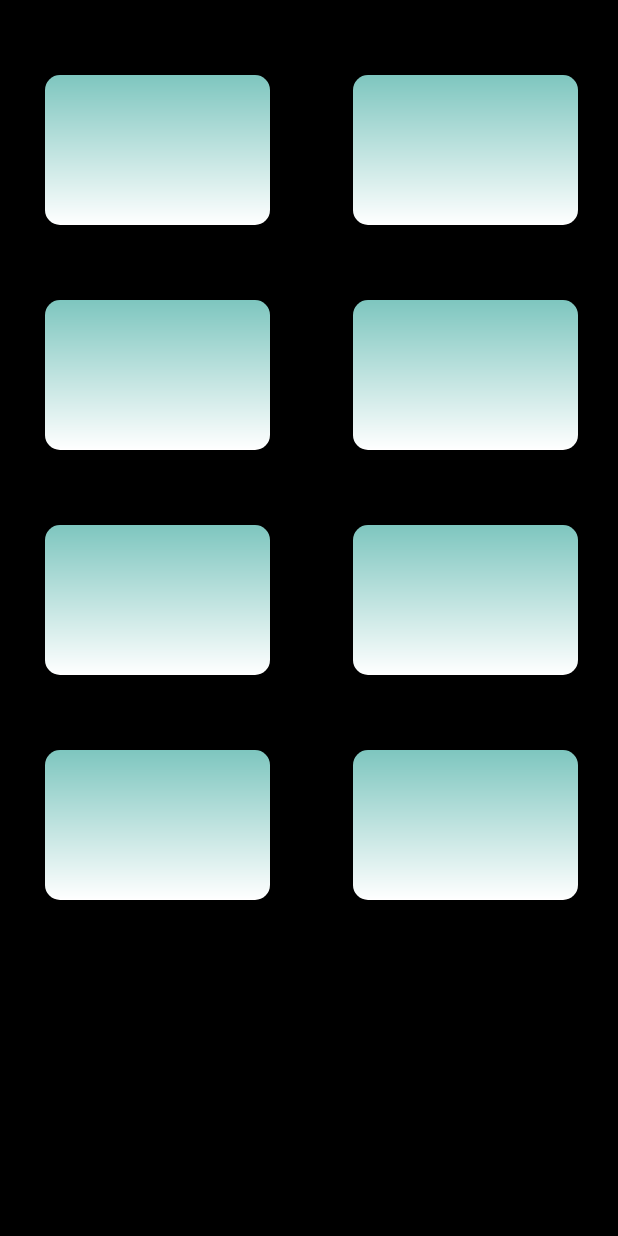
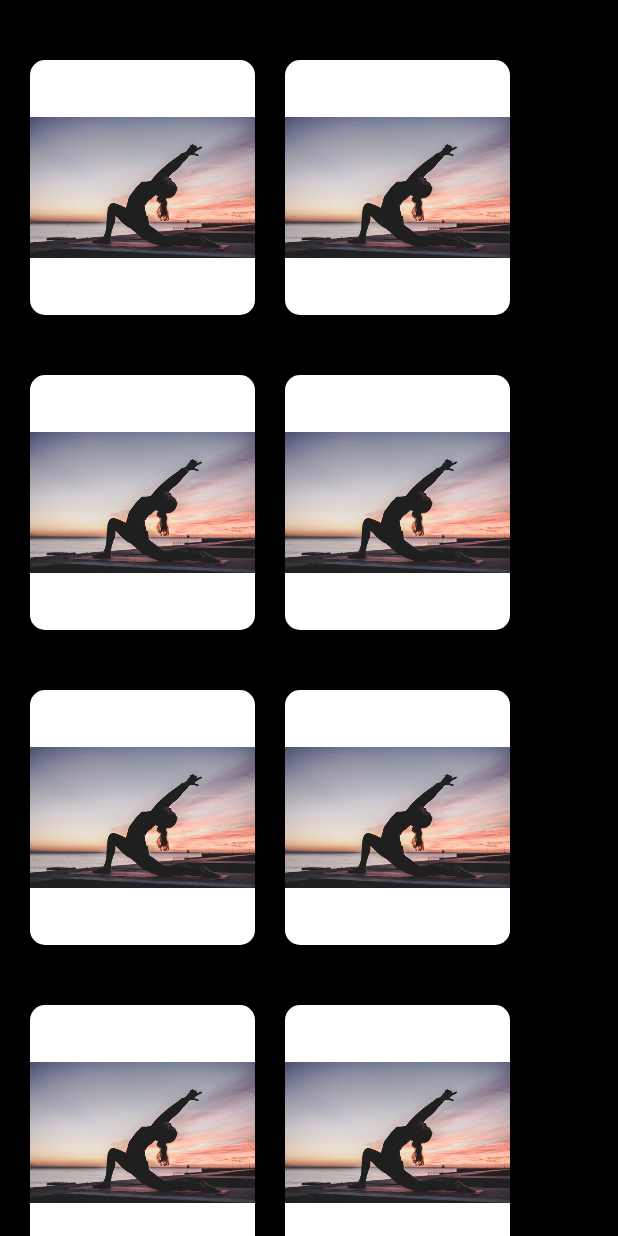
Before and after one commit to shruti10951/YogaSpace, an Android app: the YogaTypesActivity screen opened directly, with no data from a screen before it, on a phone screen of 412 x 824 dp. Run offline under Robolectric (Android 15) with nearby library versions, the phone set to English and light mode, and no system bars.

Commit message:
Yoga by Shruti

```diff
--- a/app/build.gradle
+++ b/app/build.gradle
@@ -33,8 +33,11 @@ dependencies {
     implementation 'androidx.appcompat:appcompat:1.4.1'
     implementation 'com.google.android.material:material:1.5.0'
     implementation 'androidx.constraintlayout:constraintlayout:2.1.3'
-    implementation 'com.google.firebase:firebase-auth:21.0.2'
+    implementation 'com.google.firebase:firebase-database:20.0.4'
+    implementation 'com.google.firebase:firebase-auth:21.0.3'
     testImplementation 'junit:junit:4.13.2'
     androidTestImplementation 'androidx.test.ext:junit:1.1.3'
     androidTestImplementation 'androidx.test.espresso:espresso-core:3.4.0'
+
+    implementation 'com.github.bumptech.glide:glide:4.13.0'
 }
--- a/app/src/main/AndroidManifest.xml
+++ b/app/src/main/AndroidManifest.xml
@@ -10,7 +10,10 @@
         android:supportsRtl="true"
         android:theme="@style/Theme.AppCompat.NoActionBar">
         <activity
-            android:name=".dashboardActivity"
+            android:name=".YogaActivity"
+            android:exported="false" />
+        <activity
+            android:name=".DashboardActivity"
             android:exported="false" />
         <activity
             android:name=".YogaTypesActivity"
--- a/app/src/main/java/com/vidyalankar/yogaspace/LoginActivity.java
+++ b/app/src/main/java/com/vidyalankar/yogaspace/LoginActivity.java
@@ -73,7 +73,7 @@ public class LoginActivity extends AppCompatActivity {
                     public void onComplete(@NonNull Task<AuthResult> task) {
                         if(task.isSuccessful()){
                             Toast.makeText(LoginActivity.this, "Login successful!", Toast.LENGTH_SHORT).show();
-                            Intent intent= new Intent(LoginActivity.this, SignUpActivity.class);
+                            Intent intent= new Intent(LoginActivity.this, DashboardActivity.class);
                             startActivity(intent);
                         }else{
                             Toast.makeText(LoginActivity.this, "Failed to Login! Please check your credentials!", Toast.LENGTH_LONG).show();
--- a/app/src/main/java/com/vidyalankar/yogaspace/MainActivity.java
+++ b/app/src/main/java/com/vidyalankar/yogaspace/MainActivity.java
@@ -31,7 +31,7 @@ public class MainActivity extends AppCompatActivity {
                     Intent intent1= new Intent(MainActivity.this, LoginActivity.class);
                     startActivity(intent1);
                 }else {
-                    Intent intent2 = new Intent(MainActivity.this, SignUpActivity.class);
+                    Intent intent2 = new Intent(MainActivity.this, DashboardActivity.class);
                     startActivity(intent2);
                 }
                 finish();
--- a/app/src/main/java/com/vidyalankar/yogaspace/SignUpActivity.java
+++ b/app/src/main/java/com/vidyalankar/yogaspace/SignUpActivity.java
@@ -88,10 +88,10 @@ public class SignUpActivity extends AppCompatActivity {
                     public void onComplete(@NonNull Task<AuthResult> task) {
                         if(task.isSuccessful()) {
                             Toast.makeText(SignUpActivity.this, "User Registered Successfully!", Toast.LENGTH_SHORT).show();
-                            Intent intent = new Intent(SignUpActivity.this, LoginActivity.class);
+                            Intent intent = new Intent(SignUpActivity.this, DashboardActivity.class);
                             startActivity(intent);
                         }else{
-                            Toast.makeText(SignUpActivity.this, "Something went wrong!", Toast.LENGTH_LONG).show();
+                            Toast.makeText(SignUpActivity.this, "Something went wrong! " + task.getException().getMessage(), Toast.LENGTH_LONG).show();
                         }
                     }
                 });
--- a/app/src/main/java/com/vidyalankar/yogaspace/YogaTypesActivity.java
+++ b/app/src/main/java/com/vidyalankar/yogaspace/YogaTypesActivity.java
@@ -2,13 +2,81 @@ package com.vidyalankar.yogaspace;
 
 import androidx.appcompat.app.AppCompatActivity;
 
+import android.content.Intent;
 import android.os.Bundle;
+import android.view.View;
+import android.widget.ImageView;
 
-public class YogaTypesActivity extends AppCompatActivity {
+public class YogaTypesActivity extends AppCompatActivity implements View.OnClickListener {
+
+    ImageView yoga1, yoga2, yoga3, yoga4, yoga5, yoga6, yoga7, yoga8;
 
     @Override
     protected void onCreate(Bundle savedInstanceState) {
         super.onCreate(savedInstanceState);
         setContentView(R.layout.activity_yoga_types);
+        yoga1= findViewById(R.id.yoga1);
+        yoga2= findViewById(R.id.yoga2);
+        yoga3= findViewById(R.id.yoga3);
+        yoga4= findViewById(R.id.yoga4);
+        yoga5= findViewById(R.id.yoga5);
+        yoga6= findViewById(R.id.yoga6);
+        yoga7= findViewById(R.id.yoga7);
+        yoga8= findViewById(R.id.yoga8);
+
+        yoga1.setOnClickListener(this);
+        yoga2.setOnClickListener(this);
+        yoga3.setOnClickListener(this);
+        yoga4.setOnClickListener(this);
+        yoga5.setOnClickListener(this);
+        yoga6.setOnClickListener(this);
+        yoga7.setOnClickListener(this);
+        yoga8.setOnClickListener(this);
+
+    }
+
+    @Override
+    public void onClick(View view) {
+        String type= "";
+        switch (view.getId()){
+            case R.id.yoga1:
+                type= "Balasana";
+                changeScreen(type);
+                break;
+            case R.id.yoga2:
+                type= "Trikonasana";
+                changeScreen(type);
+                break;
+            case R.id.yoga3:
+                type= "Uttanasana";
+                changeScreen(type);
+                break;
+            case R.id.yoga4:
+                type= "yoga4";
+                changeScreen(type);
+                break;
+            case R.id.yoga5:
+                type= "yoga5";
+                changeScreen(type);
+                break;
+            case R.id.yoga6:
+                type= "yoga6";
+                changeScreen(type);
+                break;
+            case R.id.yoga7:
+                type= "yoga7";
+                changeScreen(type);
+                break;
+            case R.id.yoga8:
+                type= "yoga8";
+                changeScreen(type);
+                break;
+        }
+    }
+
+    private void changeScreen(String type) {
+        Intent intent= new Intent(YogaTypesActivity.this, YogaActivity.class);
+        intent.putExtra("yoga", type);
+        startActivity(intent);
     }
 }
--- a/app/src/main/res/drawable/card_bg.xml
+++ b/app/src/main/res/drawable/card_bg.xml
@@ -1,10 +1,8 @@
 <?xml version="1.0" encoding="utf-8"?>
 <shape xmlns:android="http://schemas.android.com/apk/res/android">
 
-    <gradient
-        android:startColor="@color/white"
-        android:endColor="#7EC6BF"
-        android:angle="90"/>
+    <solid
+        android:color="@color/white"/>
 
     <corners
         android:radius="10dp"/>
--- a/app/src/main/res/layout/activity_yoga_types.xml
+++ b/app/src/main/res/layout/activity_yoga_types.xml
@@ -8,6 +8,15 @@
     android:background="@color/black"
     tools:context=".YogaTypesActivity">
 
+    <androidx.core.widget.NestedScrollView
+        android:layout_width="match_parent"
+        android:layout_height="wrap_content">
+
+        <LinearLayout
+            android:layout_width="match_parent"
+            android:layout_height="wrap_content"
+            android:orientation="vertical">
+
             <LinearLayout
                 android:layout_width="match_parent"
                 android:layout_height="wrap_content"
@@ -15,23 +24,23 @@
                 android:orientation="horizontal">
 
                 <ImageView
+                    android:id="@+id/yoga1"
                     android:layout_width="150dp"
-        android:layout_height="100dp"
+                    android:layout_height="170dp"
                     android:background="@drawable/card_bg"
-
-        android:layout_marginTop="50dp"
-        android:layout_marginEnd="15dp"
-        android:layout_marginStart="30dp"
+                    android:src="@drawable/yoga3"
+                    android:layout_marginTop="40dp"
+                    android:layout_marginStart="20dp"
                     android:clickable="true"/>
 
                 <ImageView
+                    android:id="@+id/yoga2"
                     android:layout_width="150dp"
-        android:layout_height="100dp"
+                    android:layout_height="170dp"
                     android:background="@drawable/card_bg"
-
-        android:layout_marginStart="40dp"
-        android:layout_marginEnd="30dp"
-        android:layout_marginTop="50dp"
+                    android:src="@drawable/yoga3"
+                    android:layout_marginStart="20dp"
+                    android:layout_marginTop="40dp"
                     android:clickable="true"/>
             </LinearLayout>
 
@@ -42,23 +51,23 @@
                 android:orientation="horizontal">
 
                 <ImageView
+                    android:id="@+id/yoga3"
                     android:layout_width="150dp"
-            android:layout_height="100dp"
+                    android:layout_height="170dp"
                     android:background="@drawable/card_bg"
-
-            android:layout_marginTop="50dp"
-            android:layout_marginEnd="15dp"
-            android:layout_marginStart="30dp"
+                    android:src="@drawable/yoga3"
+                    android:layout_marginTop="40dp"
+                    android:layout_marginStart="20dp"
                     android:clickable="true"/>
 
                 <ImageView
+                    android:id="@+id/yoga4"
                     android:layout_width="150dp"
-            android:layout_height="100dp"
+                    android:layout_height="170dp"
                     android:background="@drawable/card_bg"
-
-            android:layout_marginStart="40dp"
-            android:layout_marginEnd="30dp"
-            android:layout_marginTop="50dp"
+                    android:src="@drawable/yoga3"
+                    android:layout_marginStart="20dp"
+                    android:layout_marginTop="40dp"
                     android:clickable="true"/>
             </LinearLayout>
 
@@ -69,23 +78,23 @@
                 android:orientation="horizontal">
 
                 <ImageView
+                    android:id="@+id/yoga5"
                     android:layout_width="150dp"
-        android:layout_height="100dp"
+                    android:layout_height="170dp"
+                    android:layout_marginStart="20dp"
+                    android:layout_marginTop="40dp"
                     android:background="@drawable/card_bg"
-
-        android:layout_marginTop="50dp"
-        android:layout_marginEnd="15dp"
-        android:layout_marginStart="30dp"
+                    android:src="@drawable/yoga3"
                     android:clickable="true"/>
 
                 <ImageView
+                    android:id="@+id/yoga6"
                     android:layout_width="150dp"
-        android:layout_height="100dp"
+                    android:layout_height="170dp"
                     android:background="@drawable/card_bg"
-
-        android:layout_marginStart="40dp"
-        android:layout_marginEnd="30dp"
-        android:layout_marginTop="50dp"
+                    android:src="@drawable/yoga3"
+                    android:layout_marginStart="20dp"
+                    android:layout_marginTop="40dp"
                     android:clickable="true"/>
             </LinearLayout>
 
@@ -93,28 +102,34 @@
                 android:layout_width="match_parent"
                 android:layout_height="wrap_content"
                 android:layout_gravity="center"
+                android:layout_marginBottom="20dp"
                 android:orientation="horizontal">
 
                 <ImageView
+                    android:id="@+id/yoga7"
                     android:layout_width="150dp"
-            android:layout_height="100dp"
-            android:layout_marginStart="30dp"
-            android:layout_marginTop="50dp"
-            android:layout_marginEnd="15dp"
+                    android:layout_height="170dp"
+                    android:layout_marginStart="20dp"
+                    android:layout_marginTop="40dp"
                     android:background="@drawable/card_bg"
+                    android:src="@drawable/yoga3"
                     android:clickable="true"/>
 
                 <ImageView
+                    android:id="@+id/yoga8"
                     android:layout_width="150dp"
-            android:layout_height="100dp"
-            android:layout_marginStart="40dp"
-            android:layout_marginTop="50dp"
-            android:layout_marginEnd="30dp"
+                    android:layout_height="170dp"
+                    android:layout_marginStart="20dp"
+                    android:layout_marginTop="40dp"
                     android:background="@drawable/card_bg"
-
+                    android:src="@drawable/yoga3"
                     android:clickable="true"
                     />
 
             </LinearLayout>
 
         </LinearLayout>
+
+    </androidx.core.widget.NestedScrollView>
+
+</LinearLayout>
--- a/build.gradle
+++ b/build.gradle
@@ -2,6 +2,7 @@ buildscript {
     dependencies {
         classpath 'com.google.gms:google-services:4.3.10'
     }
+
 }// Top-level build file where you can add configuration options common to all sub-projects/modules.
 plugins {
     id 'com.android.application' version '7.1.3' apply false
```
Also changed, not shown: app/src/main/java/com/vidyalankar/yogaspace/DashboardActivity.java (added, +32 -0 lines), app/src/main/java/com/vidyalankar/yogaspace/dashboardActivity.java (deleted, +0 -14 lines), app/src/main/res/layout/activity_dashboard.xml (+33 -39 lines). Lines whose indentation alone changed are shown as unchanged.
